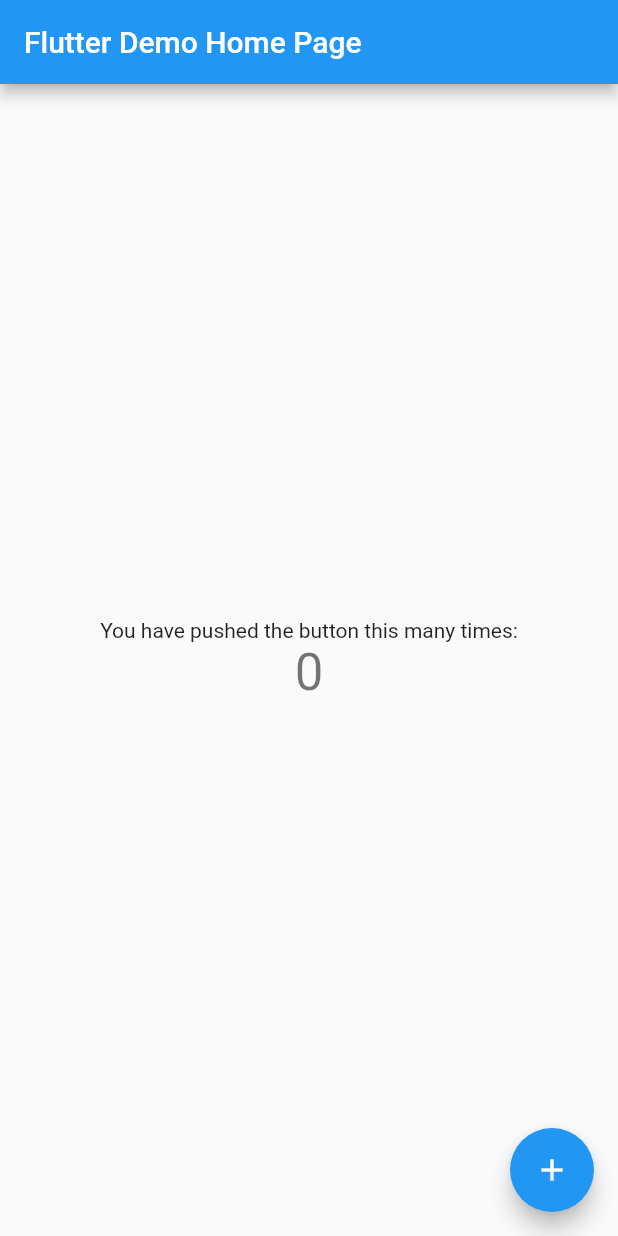
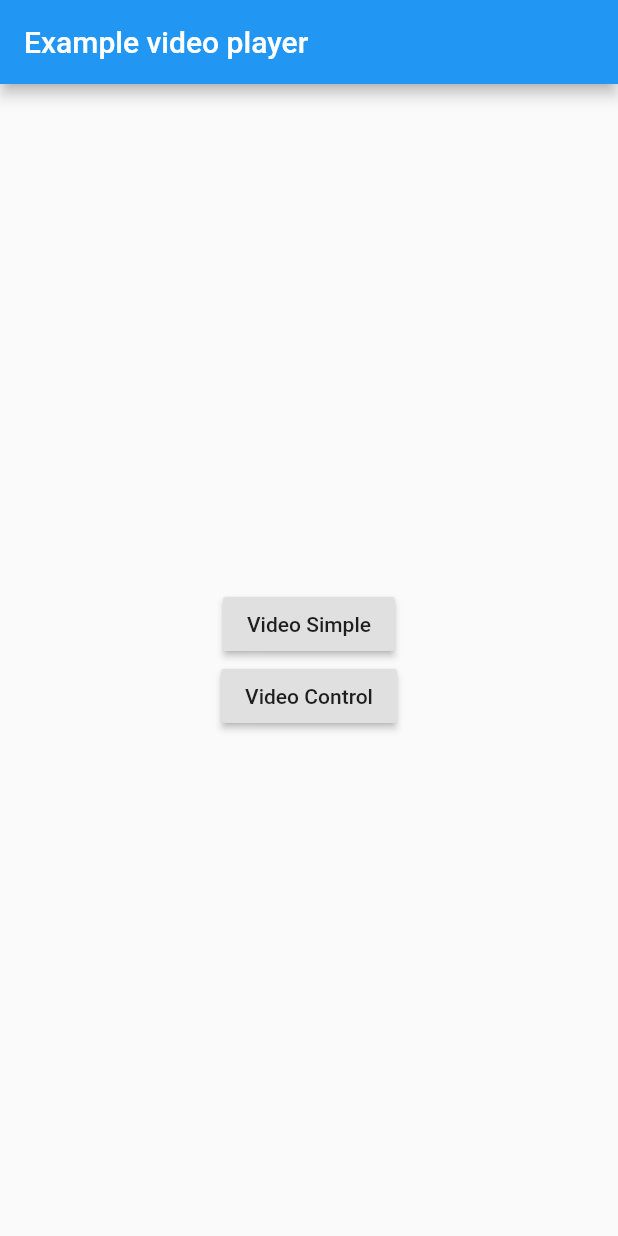
Before and after one commit to deiniresendiz/flutter_video, a Flutter app: the screen it shows after launch, on a phone screen of 412 x 824 dp. Run offline on Flutter 3.47's test engine with Material 2 defaults, Android fonts, the phone set to English and light mode, and no system bars; our stand-ins replace chewie, video_player.

Commit message:
Add video player
Video simple and video control

```diff
--- a/lib/main.dart
+++ b/lib/main.dart
@@ -1,4 +1,5 @@
 import 'package:flutter/material.dart';
+import 'package:video_flayer/pages/HomePage.dart';
 
 void main() => runApp(MyApp());
 
@@ -7,105 +8,12 @@ class MyApp extends StatelessWidget {
   @override
   Widget build(BuildContext context) {
     return MaterialApp(
-      title: 'Flutter Demo',
+      debugShowCheckedModeBanner: false,
+      title: 'Example of video player',
       theme: ThemeData(
-        // This is the theme of your application.
-        //
-        // Try running your application with "flutter run". You'll see the
-        // application has a blue toolbar. Then, without quitting the app, try
-        // changing the primarySwatch below to Colors.green and then invoke
-        // "hot reload" (press "r" in the console where you ran "flutter run",
-        // or simply save your changes to "hot reload" in a Flutter IDE).
-        // Notice that the counter didn't reset back to zero; the application
-        // is not restarted.
         primarySwatch: Colors.blue,
       ),
-      home: MyHomePage(title: 'Flutter Demo Home Page'),
+      home: HomePage(),
     );
   }
 }
-
-class MyHomePage extends StatefulWidget {
-  MyHomePage({Key key, this.title}) : super(key: key);
-
-  // This widget is the home page of your application. It is stateful, meaning
-  // that it has a State object (defined below) that contains fields that affect
-  // how it looks.
-
-  // This class is the configuration for the state. It holds the values (in this
-  // case the title) provided by the parent (in this case the App widget) and
-  // used by the build method of the State. Fields in a Widget subclass are
-  // always marked "final".
-
-  final String title;
-
-  @override
-  _MyHomePageState createState() => _MyHomePageState();
-}
-
-class _MyHomePageState extends State<MyHomePage> {
-  int _counter = 0;
-
-  void _incrementCounter() {
-    setState(() {
-      // This call to setState tells the Flutter framework that something has
-      // changed in this State, which causes it to rerun the build method below
-      // so that the display can reflect the updated values. If we changed
-      // _counter without calling setState(), then the build method would not be
-      // called again, and so nothing would appear to happen.
-      _counter++;
-    });
-  }
-
-  @override
-  Widget build(BuildContext context) {
-    // This method is rerun every time setState is called, for instance as done
-    // by the _incrementCounter method above.
-    //
-    // The Flutter framework has been optimized to make rerunning build methods
-    // fast, so that you can just rebuild anything that needs updating rather
-    // than having to individually change instances of widgets.
-    return Scaffold(
-      appBar: AppBar(
-        // Here we take the value from the MyHomePage object that was created by
-        // the App.build method, and use it to set our appbar title.
-        title: Text(widget.title),
-      ),
-      body: Center(
-        // Center is a layout widget. It takes a single child and positions it
-        // in the middle of the parent.
-        child: Column(
-          // Column is also a layout widget. It takes a list of children and
-          // arranges them vertically. By default, it sizes itself to fit its
-          // children horizontally, and tries to be as tall as its parent.
-          //
-          // Invoke "debug painting" (press "p" in the console, choose the
-          // "Toggle Debug Paint" action from the Flutter Inspector in Android
-          // Studio, or the "Toggle Debug Paint" command in Visual Studio Code)
-          // to see the wireframe for each widget.
-          //
-          // Column has various properties to control how it sizes itself and
-          // how it positions its children. Here we use mainAxisAlignment to
-          // center the children vertically; the main axis here is the vertical
-          // axis because Columns are vertical (the cross axis would be
-          // horizontal).
-          mainAxisAlignment: MainAxisAlignment.center,
-          children: <Widget>[
-            Text(
-              'You have pushed the button this many times:',
-            ),
-            Text(
-              '$_counter',
-              style: Theme.of(context).textTheme.headline4,
-            ),
-          ],
-        ),
-      ),
-      floatingActionButton: FloatingActionButton(
-        onPressed: _incrementCounter,
-        tooltip: 'Increment',
-        child: Icon(Icons.add),
-      ), // This trailing comma makes auto-formatting nicer for build methods.
-    );
-  }
-}
--- /dev/null
+++ b/lib/pages/HomePage.dart
@@ -0,0 +1,37 @@
+import 'package:flutter/material.dart';
+import 'package:video_flayer/pages/VideoControlPage.dart';
+import 'package:video_flayer/pages/VideoWebPage.dart';
+
+class HomePage extends StatelessWidget {
+  const HomePage({Key key}) : super(key: key);
+
+  @override
+  Widget build(BuildContext context) {
+    return Scaffold(
+      appBar: AppBar(
+        title: Text("Example video player"),
+      ),
+      body: Center(
+        child: Column(
+        mainAxisAlignment: MainAxisAlignment.center,
+      children: <Widget>[
+        RaisedButton(
+          child: Text("Video Simple"),
+          onPressed: (){
+            var route = new MaterialPageRoute(builder: (BuildContext context) => VideoWebPage());
+            Navigator.of(context).push(route);
+          },
+        ),
+        RaisedButton(
+          child: Text("Video Control"),
+          onPressed: (){
+            var route = new MaterialPageRoute(builder: (BuildContext context) => VideoControPage());
+            Navigator.of(context).push(route);
+          },
+        ),
+      ],
+      ),
+      ),
+    );
+  }
+}
--- a/pubspec.yaml
+++ b/pubspec.yaml
@@ -19,6 +19,8 @@ environment:
 dependencies:
   flutter:
     sdk: flutter
+  video_player: ^0.10.8+1
+  chewie: ^0.9.8+1
 
 
   # The following adds the Cupertino Icons font to your application.
@@ -41,7 +43,7 @@ flutter:
   uses-material-design: true
 
   # To add assets to your application, add an assets section, like this:
-  # assets:
+  #  assets:
   #   - images/a_dot_burr.jpeg
   #   - images/a_dot_ham.jpeg
 
```
Also changed, not shown: lib/pages/VideoControlPage.dart (added, +91 -0 lines), lib/pages/VideoWebPage.dart (added, +61 -0 lines), pubspec.lock, 1 other file.
